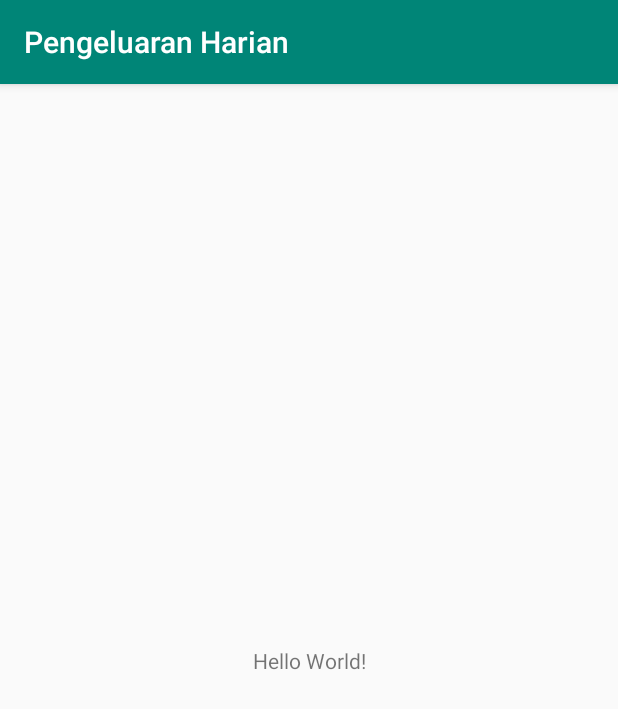
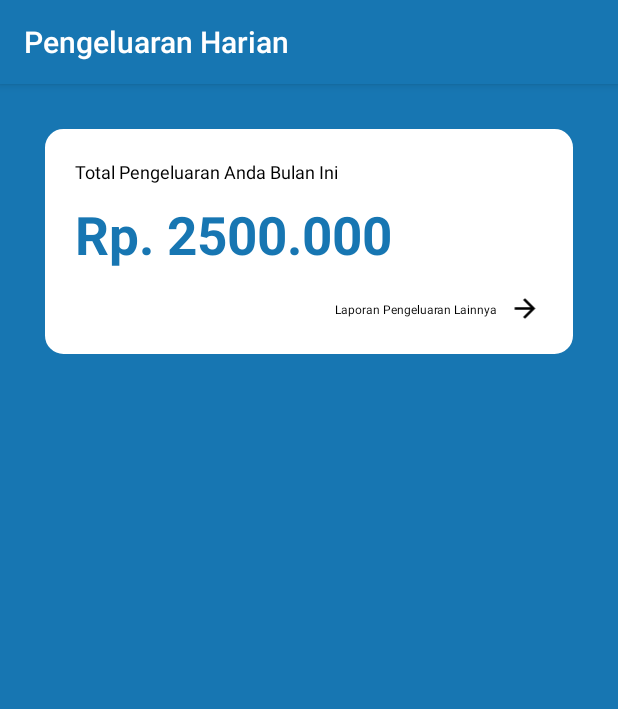
Before and after one commit to arifsetia/pengeluaranHarianAndroid, an Android app: the screen it shows after launch (MainActivity), on a phone screen of 412 x 824 dp. Shown: the top 709 px of the screen. Run offline under Robolectric (Android 15) with nearby library versions, the phone set to English and light mode, and no system bars.

Commit message:
layout depan

```diff
--- /dev/null
+++ b/app/src/main/res/drawable/bd_blue.xml
@@ -0,0 +1,9 @@
+<?xml version="1.0" encoding="utf-8"?>
+<selector xmlns:android="http://schemas.android.com/apk/res/android">
+<item>
+    <shape
+        android:shape="rectangle">
+        <solid android:color="@color/blueColor" />
+    </shape>
+</item>
+</selector>
--- /dev/null
+++ b/app/src/main/res/drawable/header_white.xml
@@ -0,0 +1,25 @@
+<shape
+    xmlns:android="http://schemas.android.com/apk/res/android"
+    android:shape="rectangle"   >
+
+    <solid
+        android:color="#ffffff" >
+    </solid>
+
+    <stroke
+        android:width="2dp"
+        android:color="#ffffff" >
+    </stroke>
+
+    <padding
+        android:left="5dp"
+        android:top="5dp"
+        android:right="5dp"
+        android:bottom="5dp"    >
+    </padding>
+
+    <corners
+        android:radius="11dp"   >
+    </corners>
+
+</shape>
--- /dev/null
+++ b/app/src/main/res/drawable/ic_arrow_forward_black_24dp.xml
@@ -0,0 +1,9 @@
+<vector xmlns:android="http://schemas.android.com/apk/res/android"
+        android:width="24dp"
+        android:height="24dp"
+        android:viewportWidth="24.0"
+        android:viewportHeight="24.0">
+    <path
+        android:fillColor="#FF000000"
+        android:pathData="M12,4l-1.41,1.41L16.17,11H4v2h12.17l-5.58,5.59L12,20l8,-8z"/>
+</vector>
--- a/app/src/main/res/layout/activity_main.xml
+++ b/app/src/main/res/layout/activity_main.xml
@@ -1,18 +1,75 @@
 <?xml version="1.0" encoding="utf-8"?>
-<androidx.constraintlayout.widget.ConstraintLayout xmlns:android="http://schemas.android.com/apk/res/android"
+<LinearLayout xmlns:android="http://schemas.android.com/apk/res/android"
     xmlns:app="http://schemas.android.com/apk/res-auto"
     xmlns:tools="http://schemas.android.com/tools"
     android:layout_width="match_parent"
     android:layout_height="match_parent"
+    android:background="@drawable/bd_blue"
     tools:context=".MainActivity">
 
-    <TextView
-        android:layout_width="wrap_content"
-        android:layout_height="wrap_content"
-        android:text="Hello World!"
-        app:layout_constraintBottom_toBottomOf="parent"
-        app:layout_constraintLeft_toLeftOf="parent"
-        app:layout_constraintRight_toRightOf="parent"
-        app:layout_constraintTop_toTopOf="parent" />
+    <LinearLayout
+        android:layout_width="match_parent"
+        android:layout_height="match_parent"
+        android:padding="30dp"
+        android:orientation="horizontal">
 
-</androidx.constraintlayout.widget.ConstraintLayout>
+        <LinearLayout
+            android:layout_width="match_parent"
+            android:layout_height="150dp"
+            android:background="@drawable/header_white"
+            android:padding="20dp"
+            android:orientation="vertical">
+            <TextView
+                android:id="@+id/totKet"
+                android:layout_width="200dp"
+                android:layout_height="wrap_content"
+                android:textColor="#000000"
+                android:textSize="12sp"
+                android:text="Total Pengeluaran Anda Bulan Ini"/>
+
+            <TextView
+                android:layout_width="wrap_content"
+                android:layout_height="wrap_content"
+                android:text="Rp. 2500.000"
+                android:textColor="@color/blueColor"
+                android:textSize="35sp"
+                android:layout_marginTop="10dp"
+                android:textStyle="bold" />
+
+            <RelativeLayout
+                android:layout_width="match_parent"
+                android:layout_height="match_parent"
+                android:layout_marginTop="15dp">
+                <LinearLayout
+                    android:layout_width="wrap_content"
+                    android:layout_height="wrap_content"
+                    android:layout_alignParentRight="true"
+                    android:layout_marginRight="30dp"
+                    android:layout_marginTop="5dp">
+                    <TextView
+                        android:layout_width="wrap_content"
+                        android:layout_height="wrap_content"
+                        android:textSize="8sp"
+                        android:textColor="#000000"
+                        android:text="Laporan Pengeluaran Lainnya"
+                        />
+                </LinearLayout>
+
+
+                    <ImageView
+                        android:layout_width="wrap_content"
+                        android:layout_height="wrap_content"
+                        android:src="@drawable/ic_arrow_forward_black_24dp"
+                        android:layout_alignParentRight="true"
+                        />
+
+            </RelativeLayout>
+
+        </LinearLayout>
+
+
+
+
+    </LinearLayout>
+
+</LinearLayout>
--- a/app/src/main/res/values/colors.xml
+++ b/app/src/main/res/values/colors.xml
@@ -1,6 +1,9 @@
 <?xml version="1.0" encoding="utf-8"?>
 <resources>
-    <color name="colorPrimary">#008577</color>
-    <color name="colorPrimaryDark">#00574B</color>
+<!--    <color name="colorPrimary">#008577</color>-->
+<!--    <color name="colorPrimaryDark">#00574B</color>-->
+    <color name="colorPrimary">#1776b2</color>
+    <color name="colorPrimaryDark">#1776b2</color>
     <color name="colorAccent">#D81B60</color>
+    <color name="blueColor">#1776b2</color>
 </resources>
```
